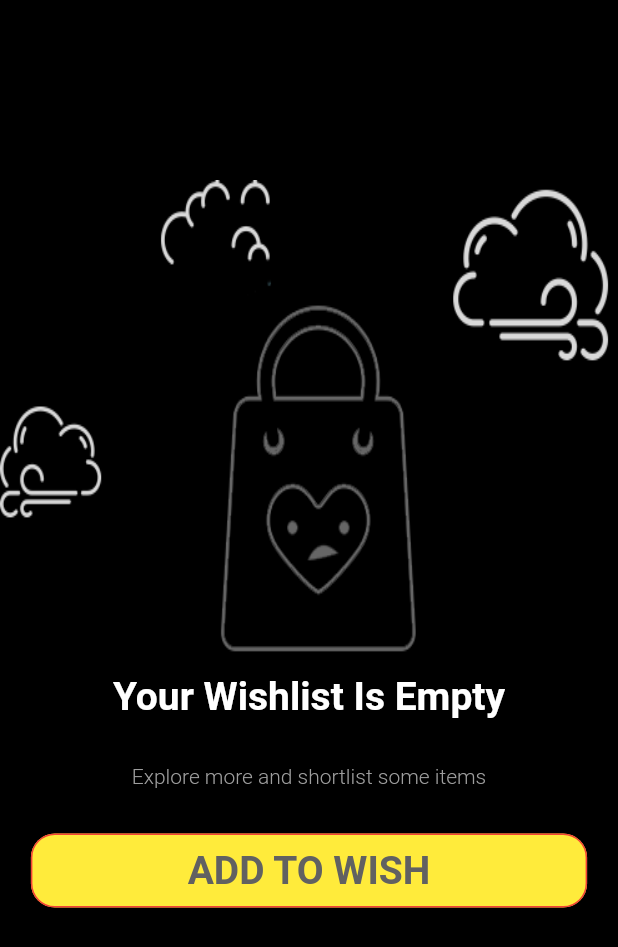
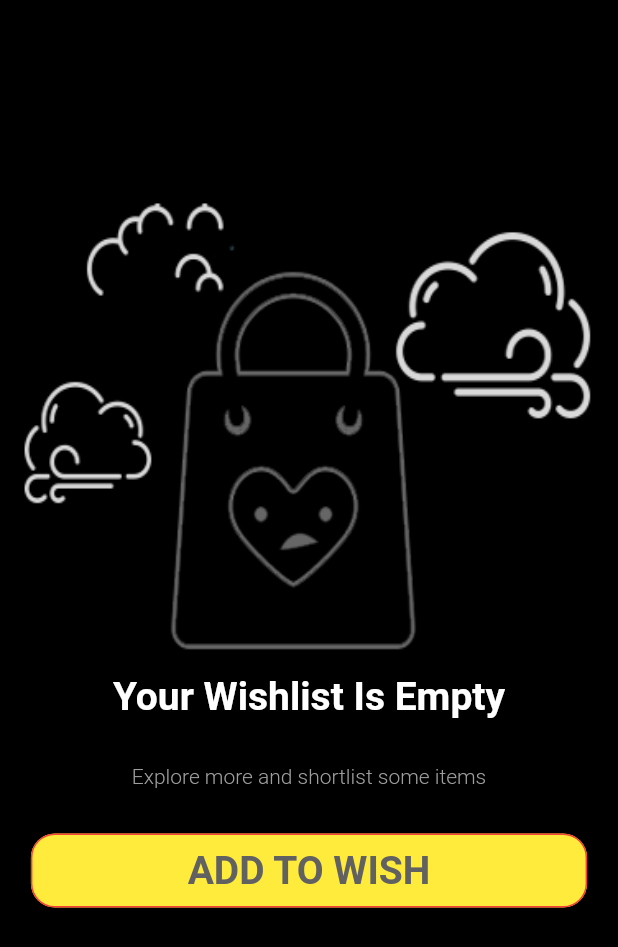
Before and after one commit to hassan-zafar/volt_arena, a Flutter app: the screen it shows once a user with an empty profile is signed in, in the side drawer, after a tap on "Wishlist", on a phone screen of 412 x 824 dp. Shown: the top 947 px of the screen. Run offline on Flutter 3.47's test engine with Material 2 defaults, Android fonts, the phone set to English and light mode, and no system bars; our stand-ins replace badges, bot_toast, cached_network_image, cloud_firestore, firebase_auth, firebase_core and 17 more; missing offline and left inert: flutter_gradient_colors, flutter_paystack, list_tile_switch; accounts and stored records are empty.

Commit message:
update image

```diff
--- a/lib/main.dart
+++ b/lib/main.dart
@@ -101,7 +101,9 @@ class _MyAppState extends State<MyApp> {
                 ),
               ),
               theme: ThemeData(
-                  primaryColor: Colors.yellow, accentColor: Colors.orange),
+                primaryColor: Colors.orange,
+                accentColor: Colors.orange,
+              ),
             );
           }
           return MultiProvider(
@@ -139,7 +141,8 @@ class _MyAppState extends State<MyApp> {
                     ServicesScreen.routeName: (ctx) => ServicesScreen(),
                     WishlistScreen.routeName: (ctx) => WishlistScreen(),
                     MainScreens.routeName: (ctx) => MainScreens(),
-                    ServiceDetailsScreen.routeName: (ctx) => ServiceDetailsScreen(),
+                    ServiceDetailsScreen.routeName: (ctx) =>
+                        ServiceDetailsScreen(),
                     LoginScreen.routeName: (ctx) => LoginScreen(),
                     SignupScreen.routeName: (ctx) => SignupScreen(),
                     BottomBarScreen.routeName: (ctx) => BottomBarScreen(),
```
Also changed, not shown: assets/images/black.jpg (deleted), assets/images/empty-wishlist.png, assets/images/emptycart.png, assets/images/logo.png, assets/images/voltArtBoard.jpg (deleted), 5 other files.
